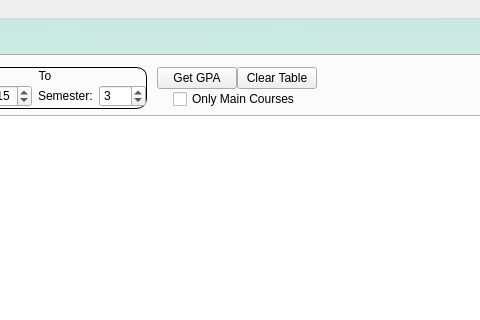
Before: the Qt Designer form main/mainscreen.ui in liranbg/JCEaverageCalculator, drawn with Qt 5; both pictures show x 292 to 772 and y 0 to 320 of the 1133 by 623 pixel window.
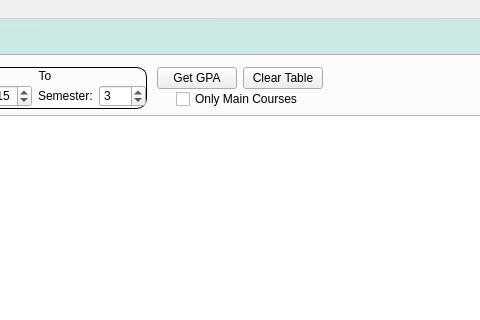
After: the same form once the commit is applied. The open tabs and pages were chosen to show the change. Icons and pictures are not drawn.

```diff
--- a/main/mainscreen.ui
+++ b/main/mainscreen.ui
@@ -503,7 +503,7 @@
                     <number>0</number>
                    </property>
                    <property name="spacing">
-                    <number>-1</number>
+                    <number>6</number>
                    </property>
                    <item row="0" column="1">
                     <widget class="QPushButton" name="clearTableButton">
```
Left out of the diff: 5 changed lines with no effect on the pictures.
